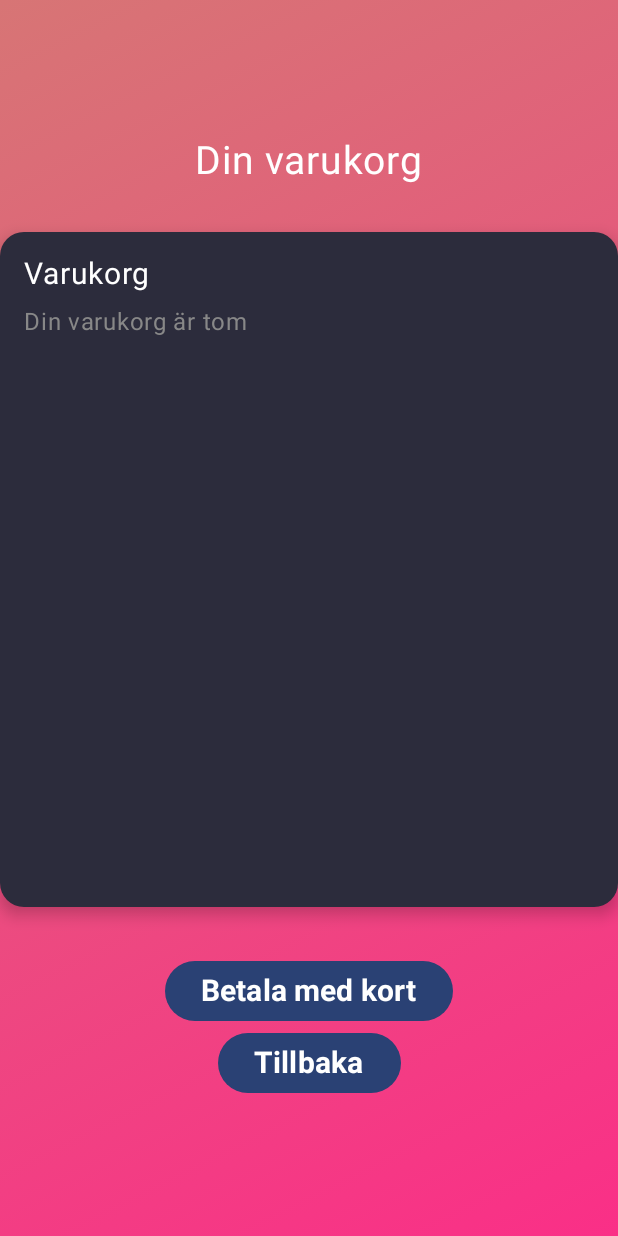
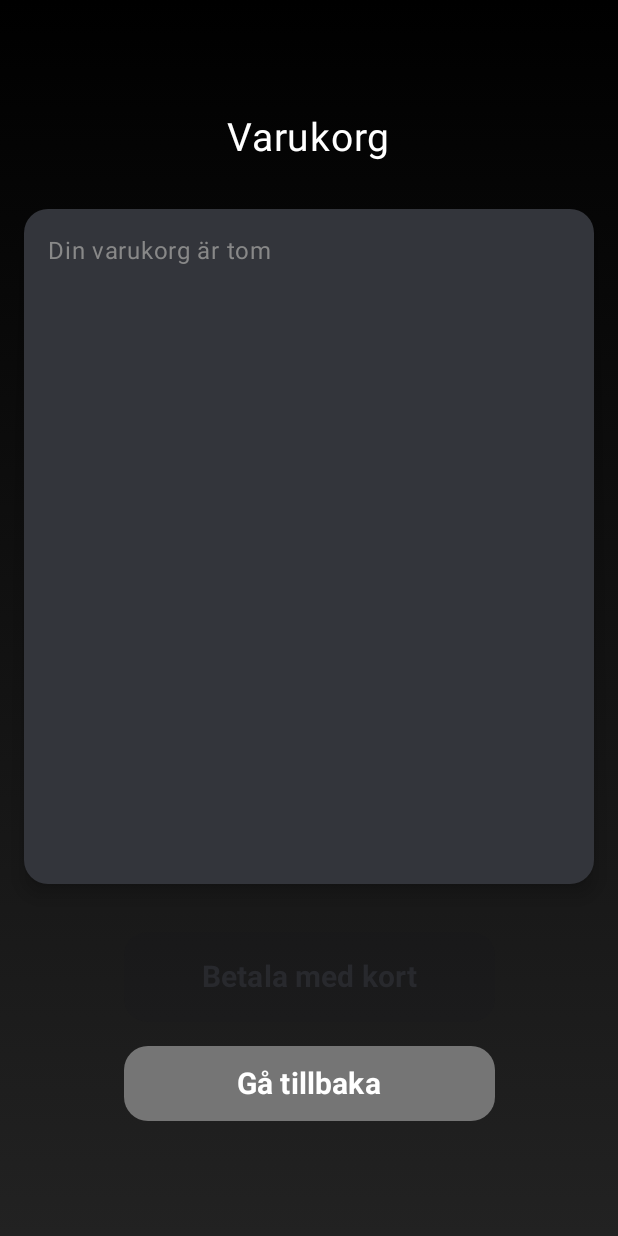
Before and after one commit to JohannesL2/terminal-ux700, an Android app built with Jetpack Compose: the PinScreen screen opened through its navigation route, after a tap on "Avbryt köp", on a phone screen of 412 x 824 dp. Run offline under Robolectric (Android 15) with nearby library versions, the phone set to English and light mode, and no system bars.

Commit message:
Changes to design for better UX, cart counts items, pay with card is only visible when cart is not empty

```diff
--- a/app/src/main/java/com/example/test_design/MainActivity.kt
+++ b/app/src/main/java/com/example/test_design/MainActivity.kt
@@ -46,8 +46,8 @@ import androidx.compose.runtime.remember
 import androidx.compose.material.icons.filled.Close
 import androidx.compose.material3.Icon
 import androidx.compose.material.icons.filled.ShoppingCart
-import androidx.compose.animation.core.animateFloatAsState
 import androidx.compose.animation.core.tween
+import androidx.compose.foundation.BorderStroke
 import androidx.compose.foundation.border
 import androidx.compose.material3.Button
 import androidx.compose.material3.TextField
@@ -58,12 +58,21 @@ import androidx.compose.ui.draw.clip
 import androidx.compose.runtime.getValue
 import androidx.compose.runtime.setValue
 import androidx.compose.ui.Alignment
+import androidx.compose.foundation.lazy.LazyRow
+import androidx.compose.ui.draw.scale
+import androidx.compose.ui.geometry.Offset
+import androidx.compose.ui.unit.dp
 
 data class Product(
     val name: String,
     val description: String,
     val price: Int,
     val category: String
+)
+
+data class CartItem(
+    val product: Product,
+    var quantity: Int
 )
 
 val sampleProducts = listOf(
@@ -84,19 +93,21 @@ class MainActivity : ComponentActivity() {
             TestdesignTheme {
                 val navController = rememberNavController()
 
-                val cart = remember { mutableStateListOf<Product>() }
+                val cart = remember { mutableStateListOf<CartItem>() }
 
                 NavHost(
                     navController = navController,
                     startDestination = "main"
                 ) {
                     composable("main") { GradientScreen(navController, cart) }
-                    composable("second") {SecondScreen(navController, cart) }
+                    composable("second") { SecondScreen(navController, cart) }
                     composable("pinScreen") {
                         PinScreen(
                             navController = navController,
                             cart = cart,
-                            onPinEntered = { pin -> println("PIN: $pin") }
+                            onPinEntered = { pin ->
+                                println("PIN: $pin")
+                            }
                         )
                     }
                 }
@@ -108,7 +119,7 @@ class MainActivity : ComponentActivity() {
 @Composable
 fun GradientScreen(
     navController: NavController,
-    cart: androidx.compose.runtime.snapshots.SnapshotStateList<Product>
+    cart: androidx.compose.runtime.snapshots.SnapshotStateList<CartItem>
     ) {
     var searchQuery by remember { mutableStateOf("") }
     var selectedCategory by remember { mutableStateOf("Alla") }
@@ -121,8 +132,12 @@ fun GradientScreen(
     Column(modifier = Modifier.fillMaxSize().padding(top = 32.dp) .background(
         Brush.linearGradient(
             listOf(
-                Color(0xFFD77575), Color(0xFFFA2F87)
-            )
+                Color(0xFF000000),
+                Color(0xFF111111),
+                Color(0xFF222222)
+            ),
+            start = Offset(0f, 0f),
+            end = Offset(0f, Float.POSITIVE_INFINITY)
         )
     ),) {
         Row(
@@ -133,10 +148,12 @@ fun GradientScreen(
                 value = searchQuery,
                 onValueChange = { searchQuery = it },
                 label = { Text("Sök produkter...") },
+                placeholder = { Text ("Sök produkter...", color = Color.Gray) },
                 singleLine = true,
                 modifier = Modifier
                     .weight(1f)
-                    .height(56.dp)
+                    .height(56.dp),
+                shape = RoundedCornerShape(0.dp)
             )
 
             IconButton(
@@ -159,16 +176,18 @@ fun GradientScreen(
             modifier = Modifier.fillMaxWidth(),
             contentAlignment = Alignment.Center
         ) {
-            Row(
+            LazyRow(
                 horizontalArrangement = Arrangement.spacedBy(8.dp),
-                verticalAlignment = Alignment.CenterVertically
+                contentPadding = PaddingValues(horizontal = 16.dp)
             ) {
-                categories.forEach { category ->
+                 items(categories) {category ->
                     Button(
                         onClick = { selectedCategory = category },
+                        shape = RoundedCornerShape(24.dp),
                         colors = ButtonDefaults.buttonColors(
                             containerColor = if (selectedCategory == category) Color(0xFF4CAF50) else Color.Gray
-                        )
+                        ),
+                        modifier = Modifier.height(40.dp)
                     ) {
                         Text(category, color = Color.White)
                     }
@@ -184,26 +203,31 @@ fun GradientScreen(
             verticalArrangement = Arrangement.spacedBy(12.dp)
         ) {
             items(filteredProducts) { product ->
-                ProductCard(product) { cart.add(product) }
-            }
+                ProductCard(product, cart) }
             }
         }
     }
 
 @Composable
-fun ProductCard(product: Product, onAddToCart: () -> Unit) {
-    Box(
-        modifier = Modifier.fillMaxWidth(),
-        contentAlignment = Alignment.Center
-    ) {
+fun ProductCard(product: Product, cart: SnapshotStateList<CartItem>) {
+    val onAddToCart: () -> Unit = {
+        val index = cart.indexOfFirst { it.product.name == product.name }
+        if (index >= 0) {
+            val item = cart[index]
+            cart[index] = item.copy(quantity = item.quantity + 1)
+        } else {
+            cart.add(CartItem(product, 1))
+        }
+    }
+
         Card(
-            shape = RoundedCornerShape(16.dp),
-            colors = CardDefaults.cardColors(containerColor = Color(0xFF1E1E2F)),
+            shape = RoundedCornerShape(20.dp),
+            colors = CardDefaults.cardColors(containerColor = Color(0xFF1B1B1F)),
             modifier = Modifier
-                .fillMaxWidth(0.9f)
-                .height(140.dp)
+                .fillMaxWidth()
+                .height(170.dp)
                 .padding(vertical = 8.dp),
-            elevation = CardDefaults.cardElevation(defaultElevation = 6.dp)
+            elevation = CardDefaults.cardElevation(defaultElevation = 12.dp)
         )
         {
             Column(
@@ -214,7 +238,7 @@ fun ProductCard(product: Product, onAddToCart: () -> Unit) {
             ) {
                 Text(
                     text = product.name,
-                    fontSize = 20.sp,
+                    fontSize = 22.sp,
                     fontWeight = FontWeight.Bold,
                     color = Color.White
                 )
@@ -238,15 +262,22 @@ fun ProductCard(product: Product, onAddToCart: () -> Unit) {
                         color = Color(0xFF4CAF50)
                     )
 
-                    androidx.compose.material3.Button(
+                    Button(
                         onClick = onAddToCart,
-                        colors = ButtonDefaults.buttonColors(containerColor = Color(0xFF4CAF50))
+                        shape = RoundedCornerShape(16.dp),
+                        colors = ButtonDefaults.buttonColors(
+                            containerColor = Color(0xFF4CAF50)
+                        ),
+                        elevation = ButtonDefaults.buttonElevation(
+                            defaultElevation = 6.dp,
+                            pressedElevation = 12.dp
+                        )
                     ) {
                         Text(
                             text = "Lägg till i varukorgen",
-                            color = Color.White
+                            color = Color.White,
+                            fontWeight = FontWeight.SemiBold
                         )
-                    }
                     }
                 }
             }
@@ -256,7 +287,7 @@ fun ProductCard(product: Product, onAddToCart: () -> Unit) {
 @Composable
 fun SecondScreen(
     navController: NavController,
-    cart: androidx.compose.runtime.snapshots.SnapshotStateList<Product>
+    cart: androidx.compose.runtime.snapshots.SnapshotStateList<CartItem>
     ) {
     Box(
         modifier = Modifier
@@ -264,40 +295,56 @@ fun SecondScreen(
             .background(
                 Brush.linearGradient(
                     listOf(
-                        Color(0xFFD77575), Color(0xFFFA2F87)
-                    )
+                        Color(0xFF000000),
+                        Color(0xFF111111),
+                        Color(0xFF222222)
+                    ),
+                    start = Offset(0f, 0f),
+                    end = Offset(0f, Float.POSITIVE_INFINITY)
                 )
             ),
         contentAlignment = Alignment.Center
     ) {
         Column(horizontalAlignment = Alignment.CenterHorizontally) {
-            Text("Din varukorg", color = Color.White, fontSize = 26.sp)
+            Text("Varukorg", color = Color.White, fontSize = 26.sp)
             Spacer(modifier = Modifier.height(32.dp))
             CartSummary(cart)
             Spacer(modifier = Modifier.height(32.dp))
-            androidx.compose.material3.Button(
-                onClick = { navController.navigate("pinScreen") }
+            Button(
+                onClick = { navController.navigate("pinScreen") },
+                colors = ButtonDefaults.buttonColors(
+                    containerColor = if (cart.isNotEmpty()) Color(0xFF1976D2) else Color.Gray),
+                shape = RoundedCornerShape(16.dp),
+                modifier = Modifier
+                    .fillMaxWidth(0.6f)
+                    .height(60.dp),
+                enabled = cart.isNotEmpty()
             ) { Text(text = "Betala med kort", fontSize = 20.sp, fontWeight = FontWeight.Bold) }
-            androidx.compose.material3.Button(
-                onClick = { navController.navigate("main") }
-            ) { Text(text = "Tillbaka", fontSize = 20.sp, fontWeight = FontWeight.Bold) }
+            Spacer(modifier = Modifier.height(16.dp))
+            Button(
+                onClick = { navController.navigate("main") },
+                colors = ButtonDefaults.buttonColors(containerColor = Color(0xFF757575)),
+                shape = RoundedCornerShape(16.dp),
+                modifier = Modifier
+                    .fillMaxWidth(0.6f)
+                    .height(50.dp)
+            ) { Text(text = "Gå tillbaka", fontSize = 20.sp, fontWeight = FontWeight.Bold) }
         }}}
 
 @Composable
-fun CartSummary(cart: androidx.compose.runtime.snapshots.SnapshotStateList<Product>) {
+fun CartSummary(cart: androidx.compose.runtime.snapshots.SnapshotStateList<CartItem>) {
     Card(
         shape = RoundedCornerShape(16.dp),
-        colors = CardDefaults.cardColors(containerColor = Color(0xFF2C2C3C)),
+        colors = CardDefaults.cardColors(containerColor = Color(0xFF33353B)),
         modifier = Modifier
             .fillMaxWidth()
-            .height(450.dp),
-        elevation = CardDefaults.cardElevation(defaultElevation = 6.dp)
+            .height(450.dp)
+            .padding(horizontal = 16.dp),
+        elevation = CardDefaults.cardElevation(defaultElevation = 8.dp)
     ) {
             Column(modifier = Modifier.padding(16.dp)) {
-                Text("Varukorg", fontSize = 20.sp, color = Color.White)
-                Spacer(modifier = Modifier.height(8.dp))
                 if (cart.isEmpty()) {
-                    Text("Din varukorg är tom", color = Color.Gray)
+                    Text("Din varukorg är tom", color = Color.Gray, fontSize = 16.sp)
                 } else {
 
                     LazyColumn(
@@ -320,9 +367,15 @@ fun CartSummary(cart: androidx.compose.runtime.snapshots.SnapshotStateList<Produ
                                     verticalAlignment = Alignment.CenterVertically,
                                     modifier = Modifier.fillMaxWidth()
                                 ) {
-                                    Text("${item.name} - ${item.price} kr", color = Color.White)
+                                    Text("${item.product.name} x${item.quantity} - ${item.product.price * item.quantity} kr", color = Color.White)
                                     IconButton(
-                                        onClick = { cart.remove(item) }
+                                        onClick = {
+                                            val index = cart.indexOf(item)
+                                            if (item.quantity > 1) {
+                                                cart[index] = item.copy(quantity = item.quantity - 1)
+                                            } else {
+                                                cart.remove(item)}
+                                        }
                                     ) {
                                         Icon(
                                             imageVector = Icons.Default.Close,
@@ -335,7 +388,7 @@ fun CartSummary(cart: androidx.compose.runtime.snapshots.SnapshotStateList<Produ
                         }
                     }
                     Spacer(modifier = Modifier.height(8.dp))
-                    val total = cart.sumOf { it.price }
+                    val total = cart.sumOf { it.product.price * it.quantity }
                     Text("Totalt: $total kr", fontWeight = FontWeight.Bold, color = Color(0xFF4CAF50))
                 }
             }
@@ -346,12 +399,12 @@ fun CartSummary(cart: androidx.compose.runtime.snapshots.SnapshotStateList<Produ
 @Composable
 fun PinScreen(
     navController: NavController,
-    cart: SnapshotStateList<Product>,
+    cart: SnapshotStateList<CartItem>,
     onPinEntered: (String) -> Unit
 ) {
     var pin by remember { mutableStateOf("") }
 
-    val total = cart.sumOf { it.price }
+    val total = cart.sumOf { it.product.price * it.quantity }
 
     Column(
         modifier = Modifier
@@ -392,33 +445,54 @@ fun PinScreen(
                 modifier = Modifier.padding(vertical = 8.dp)
             ) {
                 row.forEach { label ->
+                    val isOk = label == "OK"
+                    val isEnabled = !isOk || pin.length == 4
+
+                    val buttonColor = when (label) {
+                        "OK" -> Color(0xFF4CAF50)
+                        "⌫" -> Color(0xFF757575)
+                        else -> Color(0xFF2E7D32)
+                    }
+
                         Button(
                             onClick = {
-                            when (label) {
-                                "⌫" -> if (pin.isNotEmpty()) pin = pin.dropLast(1)
-                                "OK" -> if (pin.length == 4) onPinEntered(pin)
-                                else -> if (pin.length < 4) pin += label
+                                when {
+                                    label == "⌫" && pin.isNotEmpty() -> pin = pin.dropLast(1)
+                                    label == "OK" && pin.length == 4 -> onPinEntered(pin)
+                                    label != "⌫" && label != "OK" && pin.length < 4 -> pin += label
                                 }
                             },
                             modifier = Modifier.size(80.dp),
-                        colors = ButtonDefaults.buttonColors(containerColor = Color(0xFF4CAF50))
+                            enabled = isEnabled,
+                            shape = RoundedCornerShape(16.dp),
+                            colors = ButtonDefaults.buttonColors(
+                                containerColor = if (isEnabled) buttonColor else Color.DarkGray,
+                                contentColor = Color.White
+                            )
                         ) {
-                        Text(label, fontSize = 24.sp, color = Color.White)
+                            Text(
+                                text = label,
+                                fontSize = 24.sp,
+                                fontWeight = FontWeight.Bold
+                            )
                         }
                     }
                 }
             }
-
                 Spacer(modifier = Modifier.height(32.dp))
 
                 Button(
                     onClick = { navController.navigate("second") },
-                    colors = ButtonDefaults.buttonColors(containerColor = Color.Red)
+                    colors = ButtonDefaults.buttonColors(containerColor = Color(0xFFE53935)),
+                    shape = RoundedCornerShape(16.dp),
+                    modifier = Modifier
+                        .fillMaxWidth(0.6f)
+                        .height(60.dp)
                 ) {
                     Text(
                         text = "Avbryt köp",
-                        color = Color.White
+                        color = Color.White,
+                        fontSize = 20.sp,
+                        fontWeight = FontWeight.Bold
                     )
-                }
-    }
-}
+                }}}
```
Lines whose indentation alone changed are shown as unchanged.
